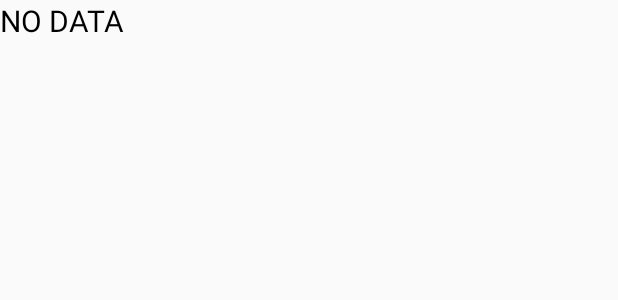
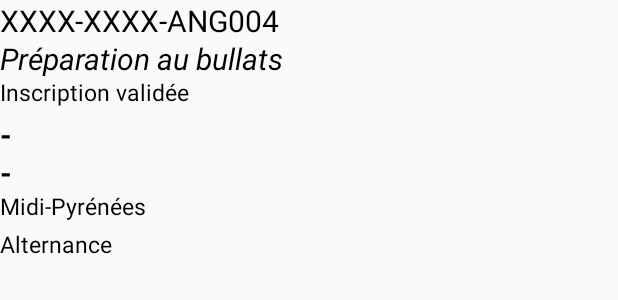
Before and after one commit to nuxlight/NotaCnam, an Android app: the layout liste_style.xml on its own in the app's theme, with its tools: preview values and no code run, on a phone screen of 412 x 824 dp. Shown: the top 300 px of the screen. Run offline under Robolectric (Android 15) with nearby library versions, the phone set to English and light mode, and no system bars.

Commit message:
New format for list
Signed-off-by: Thibaud Pellissier <thibaudpellissier@gmail.com>

```diff
--- a/app/src/main/java/trashcompagnie/notacnam/AuthClass.java
+++ b/app/src/main/java/trashcompagnie/notacnam/AuthClass.java
@@ -1,5 +1,6 @@
 package trashcompagnie.notacnam;
 
+import android.app.Dialog;
 import android.os.AsyncTask;
 import android.os.Environment;
 import android.util.Log;
--- a/app/src/main/res/layout/liste_style.xml
+++ b/app/src/main/res/layout/liste_style.xml
@@ -2,13 +2,66 @@
 <LinearLayout xmlns:android="http://schemas.android.com/apk/res/android"
     android:layout_width="match_parent"
     android:id="@+id/liste_style"
-    android:layout_height="150dp"
-    android:orientation="horizontal">
+    android:layout_height="200dp"
+    android:orientation="vertical">
+
     <TextView
         android:layout_width="match_parent"
-        android:layout_height="match_parent"
-        android:id="@+id/textList"
-        android:text="NO DATA"
+        android:layout_height="25dp"
+        android:id="@+id/UE_txt"
+        android:text="XXXX-XXXX-ANG004"
         android:textSize="20dp"
         android:textColor="#000"/>
+
+    <TextView
+        android:layout_width="match_parent"
+        android:layout_height="25dp"
+        android:id="@+id/TitleUE_txt"
+        android:text="Préparation au bullats"
+        android:textSize="20dp"
+        android:textStyle="italic"
+        android:textColor="#000"/>
+
+    <TextView
+        android:layout_width="match_parent"
+        android:layout_height="25dp"
+        android:id="@+id/InscripUE_txt"
+        android:text="Inscription validée"
+        android:textSize="15dp"
+        android:textColor="#000"/>
+
+    <TextView
+        android:layout_width="match_parent"
+        android:layout_height="25dp"
+        android:id="@+id/Note_1"
+        android:text="-"
+        android:textSize="20dp"
+        android:textStyle="bold"
+        android:textColor="#000"/>
+
+    <TextView
+        android:layout_width="match_parent"
+        android:layout_height="25dp"
+        android:id="@+id/Note_2"
+        android:text="-"
+        android:textSize="20dp"
+        android:textStyle="bold"
+        android:textColor="#000"/>
+
+    <TextView
+        android:layout_width="match_parent"
+        android:layout_height="25dp"
+        android:id="@+id/Region_txt"
+        android:text="Midi-Pyrénées"
+        android:textSize="15dp"
+        android:textColor="#000"/>
+
+    <TextView
+        android:layout_width="match_parent"
+        android:layout_height="25dp"
+        android:id="@+id/Alternance_txt"
+        android:text="Alternance"
+        android:textSize="15dp"
+        android:textColor="#000"/>
+
 </LinearLayout>
```
Also changed, not shown: app/src/main/java/trashcompagnie/notacnam/NotaArrayAdapteur.java (+47 -4 lines), app/src/main/java/trashcompagnie/notacnam/NotesActivity.java (+5 -2 lines).
